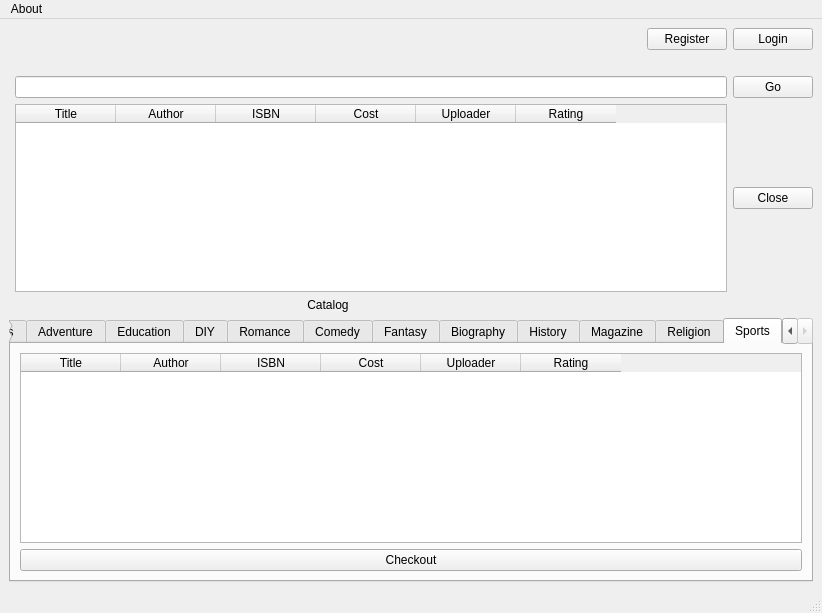
psuong/P2PBooks, file designer/Ui_MainWindowVisitor.ui: the form before one commit.
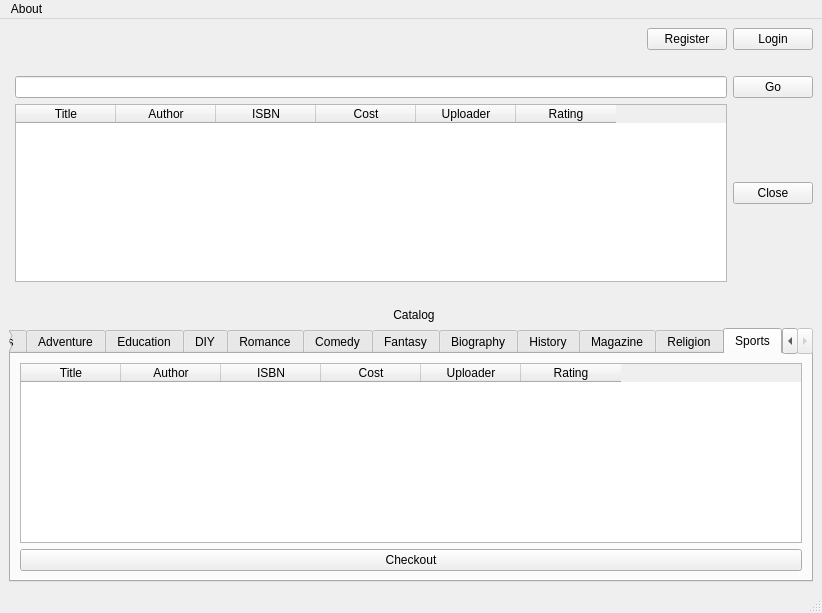
The form after the commit.

Commit message: Reformatted Registered and Visitor Main Windows

```diff
--- a/designer/Ui_MainWindowVisitor.ui
+++ b/designer/Ui_MainWindowVisitor.ui
@@ -106,23 +106,7 @@
       </property>
      </widget>
     </item>
-    <item row="6" column="1">
-     <widget class="QLabel" name="label">
-      <property name="lineWidth">
-       <number>1</number>
-      </property>
-      <property name="text">
-       <string>Catalog</string>
-      </property>
-      <property name="textFormat">
-       <enum>Qt::RichText</enum>
-      </property>
-      <property name="alignment">
-       <set>Qt::AlignCenter</set>
-      </property>
-     </widget>
-    </item>
-    <item row="7" column="0" colspan="4">
+    <item row="11" column="0" colspan="4">
      <widget class="QTabWidget" name="tabWidget">
       <property name="currentIndex">
        <number>12</number>
@@ -843,6 +827,35 @@
       </widget>
      </widget>
     </item>
+    <item row="6" column="1" colspan="3">
+     <spacer name="horizontalSpacer_3">
+      <property name="orientation">
+       <enum>Qt::Horizontal</enum>
+      </property>
+      <property name="sizeHint" stdset="0">
+       <size>
+        <width>40</width>
+        <height>20</height>
+       </size>
+      </property>
+     </spacer>
+    </item>
+    <item row="7" column="1" colspan="3">
+     <widget class="QLabel" name="label">
+      <property name="lineWidth">
+       <number>1</number>
+      </property>
+      <property name="text">
+       <string>Catalog</string>
+      </property>
+      <property name="textFormat">
+       <enum>Qt::RichText</enum>
+      </property>
+      <property name="alignment">
+       <set>Qt::AlignCenter</set>
+      </property>
+     </widget>
+    </item>
    </layout>
   </widget>
   <widget class="QMenuBar" name="menubar">
```
Left out of the diff: 48 changed lines with no effect on the pictures. The commit also changes 4 other files.
